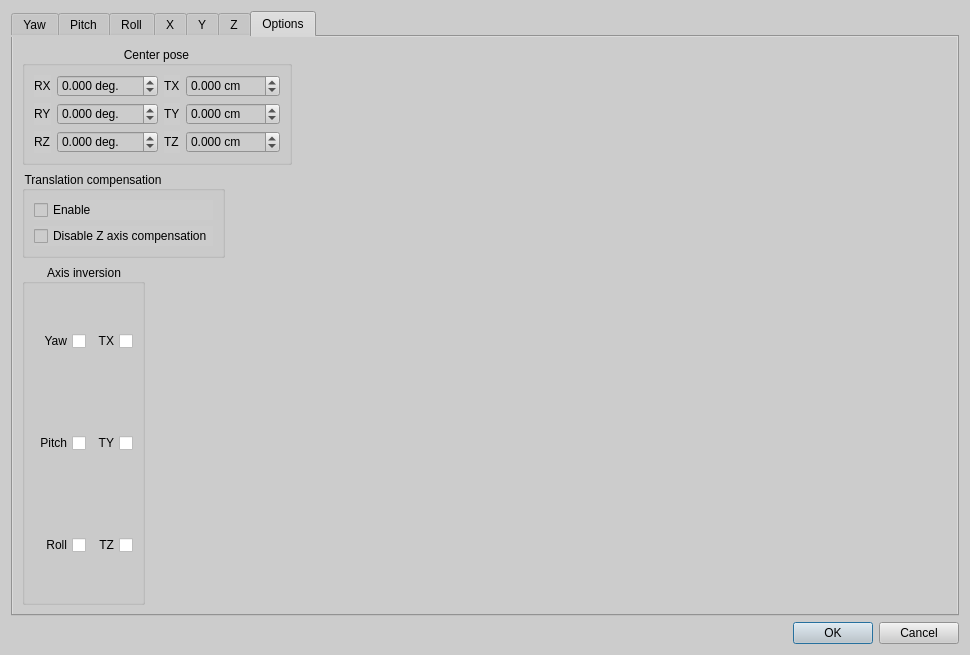
First picture: the form in facetracknoir/ftnoir_curves.ui, repository opentrack/opentrack, before the edit.
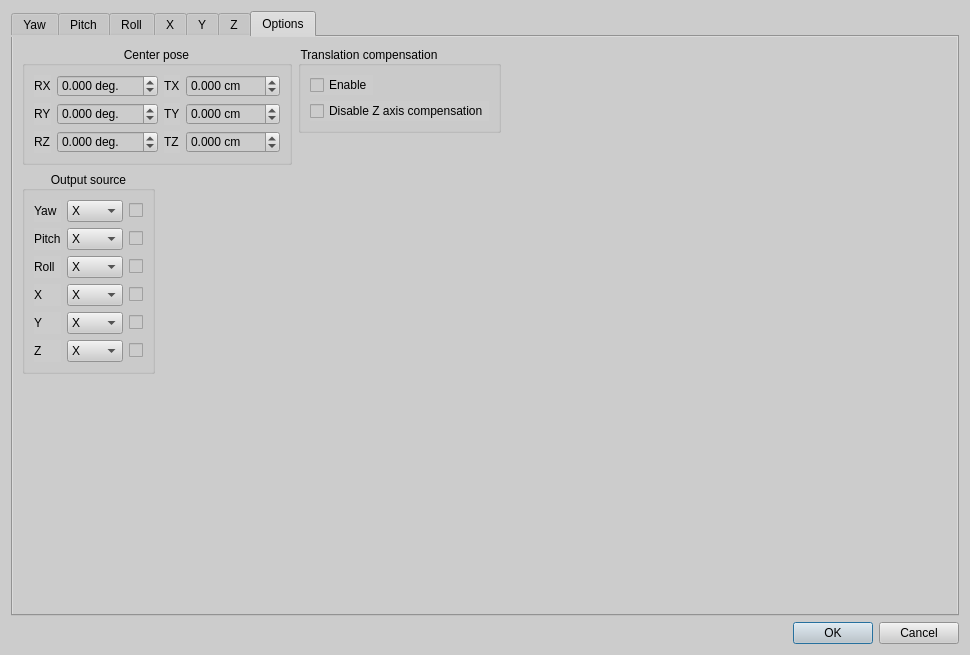
Second picture: the form after the edit. Icons and pictures are not drawn. Custom widgets are drawn as their Qt base class.

Commit message:
hook up axis source options
Issue: #52

Patch:
```diff
--- a/facetracknoir/ftnoir_curves.ui
+++ b/facetracknoir/ftnoir_curves.ui
@@ -580,6 +580,9 @@
        <string>Options</string>
       </attribute>
       <layout class="QFormLayout" name="formLayout">
+       <property name="fieldGrowthPolicy">
+        <enum>QFormLayout::AllNonFixedFieldsGrow</enum>
+       </property>
        <item row="0" column="0">
         <widget class="QGroupBox" name="groupBox">
          <property name="title">
@@ -737,47 +740,6 @@
         </widget>
        </item>
        <item row="1" column="0">
-        <widget class="QGroupBox" name="groupBox_2">
-         <property name="styleSheet">
-          <string notr="true"/>
-         </property>
-         <property name="title">
-          <string>Translation compensation</string>
-         </property>
-         <property name="flat">
-          <bool>true</bool>
-         </property>
-         <layout class="QVBoxLayout" name="verticalLayout_2">
-          <item>
-           <widget class="QCheckBox" name="tcomp_enable">
-            <property name="sizePolicy">
-             <sizepolicy hsizetype="Preferred" vsizetype="Preferred">
-              <horstretch>0</horstretch>
-              <verstretch>0</verstretch>
-             </sizepolicy>
-            </property>
-            <property name="styleSheet">
-             <string notr="true"/>
-            </property>
-            <property name="text">
-             <string>Enable</string>
-            </property>
-           </widget>
-          </item>
-          <item>
-           <widget class="QCheckBox" name="tcomp_rz">
-            <property name="styleSheet">
-             <string notr="true"/>
-            </property>
-            <property name="text">
-             <string>Disable Z axis compensation</string>
-            </property>
-           </widget>
-          </item>
-         </layout>
-        </widget>
-       </item>
-       <item row="2" column="0">
         <widget class="QGroupBox" name="groupBox_4">
          <property name="maximumSize">
           <size>
@@ -791,7 +753,7 @@
           </font>
          </property>
          <property name="title">
-          <string>Axis inversion</string>
+          <string>Output source</string>
          </property>
          <property name="alignment">
           <set>Qt::AlignCenter</set>
@@ -802,127 +764,345 @@
          <property name="checkable">
           <bool>false</bool>
          </property>
-         <layout class="QGridLayout" name="gridLayout_4" rowstretch="6,6,6" columnstretch="6,6" rowminimumheight="6,6,6" columnminimumwidth="6,6">
+         <layout class="QGridLayout" name="gridLayout_4" rowstretch="0,0,0,0,0,0,0" columnstretch="0,0,0,0">
           <property name="sizeConstraint">
            <enum>QLayout::SetMinAndMaxSize</enum>
           </property>
           <property name="spacing">
            <number>6</number>
           </property>
-          <item row="0" column="0">
-           <widget class="QCheckBox" name="chkInvertYaw">
-            <property name="maximumSize">
-             <size>
-              <width>65536</width>
-              <height>65536</height>
-             </size>
+          <item row="4" column="0">
+           <widget class="QLabel" name="label_10">
+            <property name="text">
+             <string>X</string>
             </property>
-            <property name="layoutDirection">
-             <enum>Qt::RightToLeft</enum>
-            </property>
-            <property name="styleSheet">
-             <string notr="true">background:none;</string>
-            </property>
+           </widget>
+          </item>
+          <item row="1" column="0">
+           <widget class="QLabel" name="label_7">
             <property name="text">
              <string>Yaw</string>
             </property>
            </widget>
           </item>
-          <item row="0" column="1">
-           <widget class="QCheckBox" name="chkInvertX">
-            <property name="maximumSize">
-             <size>
-              <width>65536</width>
-              <height>65536</height>
-             </size>
-            </property>
-            <property name="layoutDirection">
-             <enum>Qt::RightToLeft</enum>
-            </property>
-            <property name="styleSheet">
-             <string notr="true">background:none;</string>
-            </property>
-            <property name="text">
-             <string>TX</string>
-            </property>
-           </widget>
-          </item>
-          <item row="1" column="0">
-           <widget class="QCheckBox" name="chkInvertPitch">
-            <property name="maximumSize">
-             <size>
-              <width>65536</width>
-              <height>65536</height>
-             </size>
-            </property>
-            <property name="layoutDirection">
-             <enum>Qt::RightToLeft</enum>
-            </property>
-            <property name="autoFillBackground">
-             <bool>false</bool>
-            </property>
-            <property name="styleSheet">
-             <string notr="true">background:none;</string>
-            </property>
+          <item row="2" column="0">
+           <widget class="QLabel" name="label_8">
             <property name="text">
              <string>Pitch</string>
             </property>
            </widget>
           </item>
-          <item row="1" column="1">
-           <widget class="QCheckBox" name="chkInvertY">
-            <property name="maximumSize">
-             <size>
-              <width>65536</width>
-              <height>65536</height>
-             </size>
-            </property>
-            <property name="layoutDirection">
-             <enum>Qt::RightToLeft</enum>
-            </property>
-            <property name="styleSheet">
-             <string notr="true">background:none;</string>
-            </property>
+          <item row="5" column="0">
+           <widget class="QLabel" name="label_11">
             <property name="text">
-             <string>TY</string>
+             <string>Y</string>
             </property>
            </widget>
           </item>
-          <item row="2" column="0">
-           <widget class="QCheckBox" name="chkInvertRoll">
-            <property name="maximumSize">
-             <size>
-              <width>65536</width>
-              <height>65536</height>
-             </size>
+          <item row="6" column="0">
+           <widget class="QLabel" name="label_12">
+            <property name="text">
+             <string>Z</string>
             </property>
-            <property name="layoutDirection">
-             <enum>Qt::RightToLeft</enum>
-            </property>
-            <property name="styleSheet">
-             <string notr="true">background:none;</string>
-            </property>
+           </widget>
+          </item>
+          <item row="3" column="0">
+           <widget class="QLabel" name="label_9">
             <property name="text">
              <string>Roll</string>
             </property>
            </widget>
           </item>
+          <item row="1" column="2">
+           <widget class="QCheckBox" name="invert_yaw">
+            <property name="text">
+             <string/>
+            </property>
+           </widget>
+          </item>
+          <item row="2" column="2">
+           <widget class="QCheckBox" name="invert_pitch">
+            <property name="text">
+             <string/>
+            </property>
+           </widget>
+          </item>
+          <item row="4" column="2">
+           <widget class="QCheckBox" name="invert_x">
+            <property name="text">
+             <string/>
+            </property>
+           </widget>
+          </item>
+          <item row="3" column="2">
+           <widget class="QCheckBox" name="invert_roll">
+            <property name="text">
+             <string/>
+            </property>
+           </widget>
+          </item>
+          <item row="5" column="2">
+           <widget class="QCheckBox" name="invert_y">
+            <property name="text">
+             <string/>
+            </property>
+           </widget>
+          </item>
+          <item row="6" column="2">
+           <widget class="QCheckBox" name="invert_z">
+            <property name="text">
+             <string/>
+            </property>
+           </widget>
+          </item>
+          <item row="1" column="1">
+           <widget class="QComboBox" name="src_yaw">
+            <item>
+             <property name="text">
+              <string>X</string>
+             </property>
+            </item>
+            <item>
+             <property name="text">
+              <string>Y</string>
+             </property>
+            </item>
+            <item>
+             <property name="text">
+              <string>Z</string>
+             </property>
+            </item>
+            <item>
+             <property name="text">
+              <string>Yaw</string>
+             </property>
+            </item>
+            <item>
+             <property name="text">
+              <string>Pitch</string>
+             </property>
+            </item>
+            <item>
+             <property name="text">
+              <string>Roll</string>
+             </property>
+            </item>
+           </widget>
+          </item>
           <item row="2" column="1">
-           <widget class="QCheckBox" name="chkInvertZ">
-            <property name="maximumSize">
-             <size>
-              <width>65536</width>
-              <height>65536</height>
-             </size>
+           <widget class="QComboBox" name="src_pitch">
+            <item>
+             <property name="text">
+              <string>X</string>
+             </property>
+            </item>
+            <item>
+             <property name="text">
+              <string>Y</string>
+             </property>
+            </item>
+            <item>
+             <property name="text">
+              <string>Z</string>
+             </property>
+            </item>
+            <item>
+             <property name="text">
+              <string>Yaw</string>
+             </property>
+            </item>
+            <item>
+             <property name="text">
+              <string>Pitch</string>
+             </property>
+            </item>
+            <item>
+             <property name="text">
+              <string>Roll</string>
+             </property>
+            </item>
+           </widget>
+          </item>
+          <item row="3" column="1">
+           <widget class="QComboBox" name="src_roll">
+            <item>
+             <property name="text">
+              <string>X</string>
+             </property>
+            </item>
+            <item>
+             <property name="text">
+              <string>Y</string>
+             </property>
+            </item>
+            <item>
+             <property name="text">
+              <string>Z</string>
+             </property>
+            </item>
+            <item>
+             <property name="text">
+              <string>Yaw</string>
+             </property>
+            </item>
+            <item>
+             <property name="text">
+              <string>Pitch</string>
+             </property>
+            </item>
+            <item>
+             <property name="text">
+              <string>Roll</string>
+             </property>
+            </item>
+           </widget>
+          </item>
+          <item row="4" column="1">
+           <widget class="QComboBox" name="src_x">
+            <item>
+             <property name="text">
+              <string>X</string>
+             </property>
+            </item>
+            <item>
+             <property name="text">
+              <string>Y</string>
+             </property>
+            </item>
+            <item>
+             <property name="text">
+              <string>Z</string>
+             </property>
+            </item>
+            <item>
+             <property name="text">
+              <string>Yaw</string>
+             </property>
+            </item>
+            <item>
+             <property name="text">
+              <string>Pitch</string>
+             </property>
+            </item>
+            <item>
+             <property name="text">
+              <string>Roll</string>
+             </property>
+            </item>
+           </widget>
+          </item>
+          <item row="5" column="1">
+           <widget class="QComboBox" name="src_y">
+            <item>
+             <property name="text">
+              <string>X</string>
+             </property>
+            </item>
+            <item>
+             <property name="text">
+              <string>Y</string>
+             </property>
+            </item>
+            <item>
+             <property name="text">
+              <string>Z</string>
+             </property>
+            </item>
+            <item>
+             <property name="text">
+              <string>Yaw</string>
+             </property>
+            </item>
+            <item>
+             <property name="text">
+              <string>Pitch</string>
+             </property>
+            </item>
+            <item>
+             <property name="text">
+              <string>Roll</string>
+             </property>
+            </item>
+           </widget>
+          </item>
+          <item row="6" column="1">
+           <widget class="QComboBox" name="src_z">
+            <item>
+             <property name="text">
+              <string>X</string>
+             </property>
+            </item>
+            <item>
+             <property name="text">
+              <string>Y</string>
+             </property>
+            </item>
+            <item>
+             <property name="text">
+              <string>Z</string>
+             </property>
+            </item>
+            <item>
+             <property name="text">
+              <string>Yaw</string>
+             </property>
+            </item>
+            <item>
+             <property name="text">
+              <string>Pitch</string>
+             </property>
+            </item>
+            <item>
+             <property name="text">
+              <string>Roll</string>
+             </property>
+            </item>
+           </widget>
+          </item>
+         </layout>
+        </widget>
+       </item>
+       <item row="0" column="1">
+        <widget class="QGroupBox" name="groupBox_2">
+         <property name="sizePolicy">
+          <sizepolicy hsizetype="Maximum" vsizetype="Maximum">
+           <horstretch>0</horstretch>
+           <verstretch>0</verstretch>
+          </sizepolicy>
+         </property>
+         <property name="styleSheet">
+          <string notr="true"/>
+         </property>
+         <property name="title">
+          <string>Translation compensation</string>
+         </property>
+         <property name="flat">
+          <bool>true</bool>
+         </property>
+         <layout class="QFormLayout" name="formLayout_2">
+          <item row="0" column="0">
+           <widget class="QCheckBox" name="tcomp_enable">
+            <property name="sizePolicy">
+             <sizepolicy hsizetype="Preferred" vsizetype="Preferred">
+              <horstretch>0</horstretch>
+              <verstretch>0</verstretch>
+             </sizepolicy>
             </property>
-            <property name="layoutDirection">
-             <enum>Qt::RightToLeft</enum>
+            <property name="styleSheet">
+             <string notr="true"/>
             </property>
+            <property name="text">
+             <string>Enable</string>
+            </property>
+           </widget>
+          </item>
+          <item row="1" column="0">
+           <widget class="QCheckBox" name="tcomp_rz">
             <property name="styleSheet">
-             <string notr="true">background:none;</string>
+             <string notr="true"/>
             </property>
             <property name="text">
-             <string>TZ</string>
+             <string>Disable Z axis compensation</string>
             </property>
            </widget>
           </item>
```
The commit also changes 2 other files.
